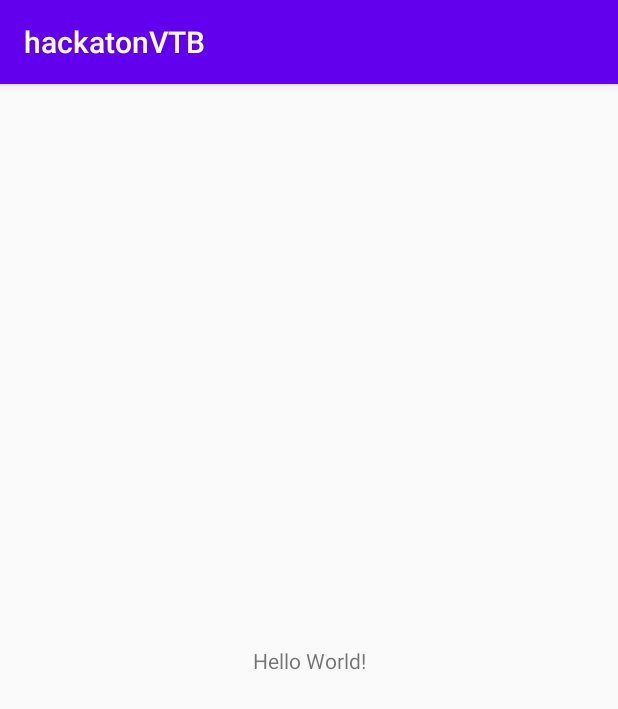
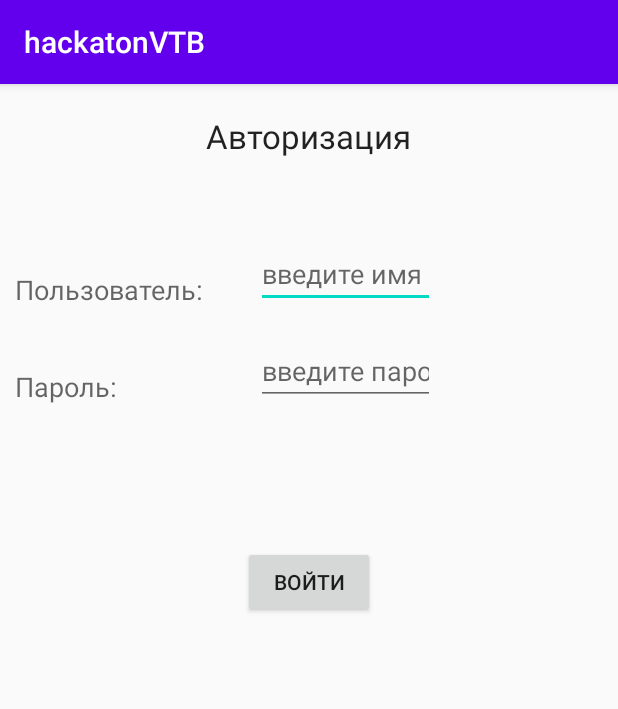
Before and after one commit to bonchEquipment/dream-with-vtb, an Android app: the screen it shows after launch (MainActivity), on a phone screen of 412 x 824 dp. Shown: the top 709 px of the screen. Run offline under Robolectric (Android 15) with nearby library versions, the phone set to English and light mode, and no system bars.

Commit message:
second update

```diff
--- a/front-end/app/src/main/res/layout/activity_main.xml
+++ b/front-end/app/src/main/res/layout/activity_main.xml
@@ -1,18 +1,103 @@
 <?xml version="1.0" encoding="utf-8"?>
-<android.support.constraint.ConstraintLayout xmlns:android="http://schemas.android.com/apk/res/android"
-    xmlns:app="http://schemas.android.com/apk/res-auto"
-    xmlns:tools="http://schemas.android.com/tools"
+
+<RelativeLayout xmlns:android="http://schemas.android.com/apk/res/android"
     android:layout_width="match_parent"
     android:layout_height="match_parent"
+    xmlns:tools="http://schemas.android.com/tools"
     tools:context=".MainActivity">
 
     <TextView
+        android:id="@+id/Login"
         android:layout_width="wrap_content"
         android:layout_height="wrap_content"
-        android:text="Hello World!"
-        app:layout_constraintBottom_toBottomOf="parent"
-        app:layout_constraintLeft_toLeftOf="parent"
-        app:layout_constraintRight_toRightOf="parent"
-        app:layout_constraintTop_toTopOf="parent" />
+        android:layout_alignParentTop="true"
+        android:layout_centerHorizontal="true"
+        android:layout_marginTop="20dp"
+        android:text="Авторизация"
+        android:textAppearance="?android:attr/textAppearanceLarge" />
 
-</android.support.constraint.ConstraintLayout>
+    <TextView
+        android:id="@+id/user_text"
+        android:layout_width="wrap_content"
+        android:layout_height="wrap_content"
+        android:layout_alignParentLeft="true"
+        android:layout_below="@+id/Login"
+        android:layout_marginTop="75dp"
+        android:layout_marginLeft="10dp"
+        android:text="Пользователь:"
+        android:textAppearance="?android:attr/textAppearanceMedium" />
+
+    <EditText
+        android:id="@+id/edit_user"
+        android:layout_width="wrap_content"
+        android:layout_height="wrap_content"
+        android:layout_alignBottom="@+id/user_text"
+        android:layout_marginLeft="35dp"
+        android:layout_toRightOf="@+id/user_text"
+        android:hint="введите имя " >
+        <requestFocus />
+    </EditText>
+
+    <TextView
+        android:id="@+id/password_text"
+        android:layout_width="wrap_content"
+        android:layout_height="wrap_content"
+        android:layout_alignLeft="@+id/user_text"
+        android:layout_below="@+id/user_text"
+        android:layout_marginTop="40dp"
+        android:text="Пароль:"
+        android:textAppearance="?android:attr/textAppearanceMedium" />
+
+    <EditText
+        android:id="@+id/edit_password"
+        android:layout_width="wrap_content"
+        android:layout_height="wrap_content"
+        android:layout_alignBottom="@+id/password_text"
+        android:layout_alignLeft="@+id/edit_user"
+        android:layout_alignRight="@+id/edit_user"
+        android:hint="введите пароль"
+        android:inputType="textPassword" />
+
+    <TextView
+        android:id="@+id/attempts"
+        android:layout_width="wrap_content"
+        android:layout_height="wrap_content"
+        android:layout_below="@+id/password_text"
+        android:layout_alignLeft="@+id/password_text"
+        android:layout_marginLeft="30dp"
+        android:layout_marginTop="48dp"
+        android:text="Попыток:"
+        android:textAppearance="?android:attr/textAppearanceMedium"
+        android:visibility="invisible" />
+
+    <Button
+        android:id="@+id/button_login"
+        android:layout_width="wrap_content"
+        android:layout_height="wrap_content"
+        android:layout_below="@+id/edit_password"
+        android:layout_centerHorizontal="true"
+        android:layout_marginTop="94dp"
+        android:text="Войти" />
+
+    <TextView
+        android:id="@+id/number_of_attempts"
+        android:layout_width="wrap_content"
+        android:layout_height="wrap_content"
+        android:layout_alignRight="@+id/user_text"
+        android:layout_alignTop="@+id/attempts"
+        android:visibility="invisible" />
+
+    <TextView
+        android:id="@+id/login_locked"
+        android:layout_width="wrap_content"
+        android:layout_height="wrap_content"
+        android:textAppearance="?android:attr/textAppearanceMedium"
+        android:visibility="invisible"
+        android:layout_alignParentBottom="true"
+        android:layout_marginBottom="57dp"
+        android:layout_alignRight="@+id/edit_password"
+        android:layout_alignEnd="@+id/edit_password"
+        android:layout_alignLeft="@+id/attempts"
+        android:layout_alignStart="@+id/attempts" />
+
+</RelativeLayout>
```
